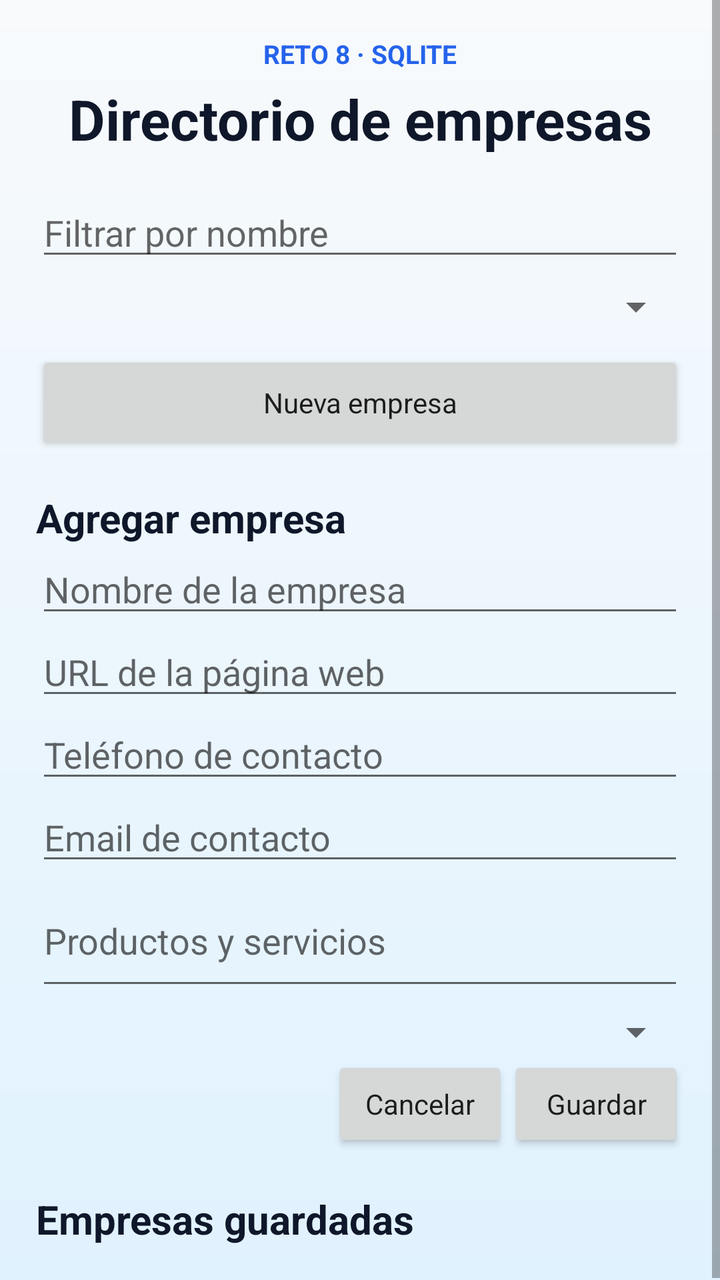
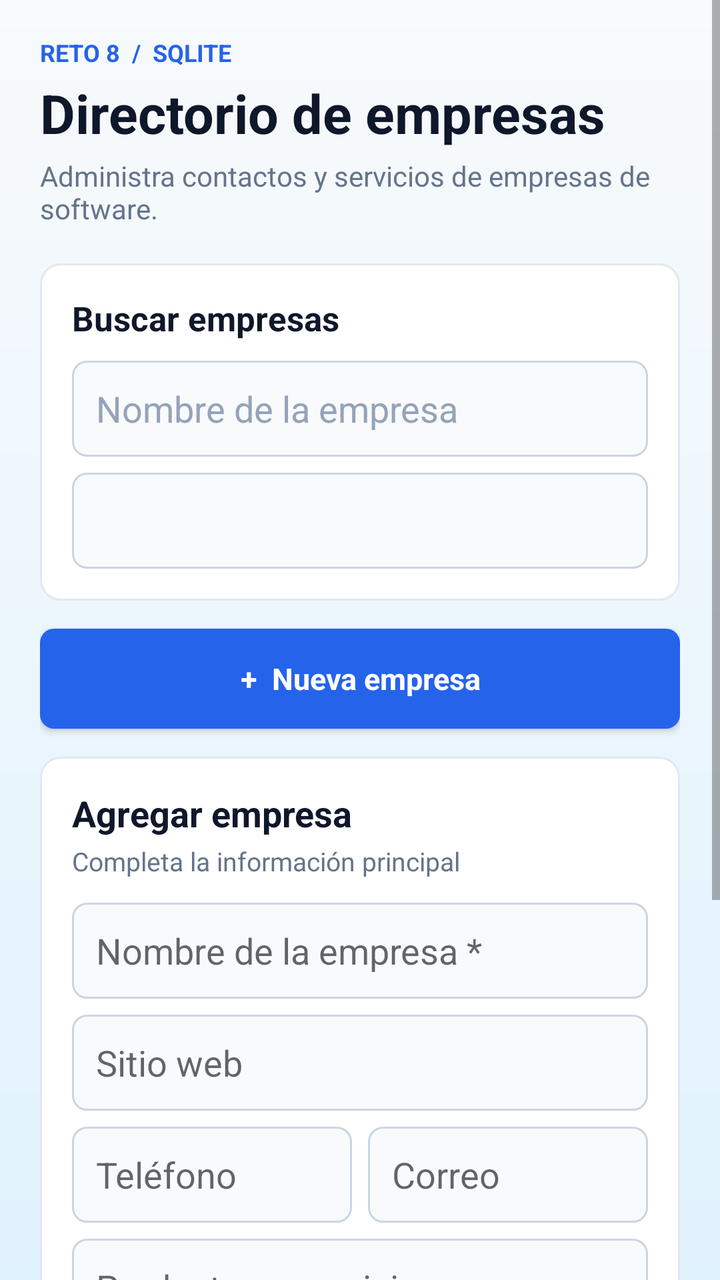

Before-and-after screenshots of an Android layout around one commit, followed by the original layout XML and the change that was made.
<!-- AndroidManifest.xml: application theme AppTheme -->
<!-- res/layout/main.xml -->
<?xml version="1.0" encoding="utf-8"?>
<ScrollView xmlns:android="http://schemas.android.com/apk/res/android"
    android:layout_width="match_parent"
    android:layout_height="match_parent"
    android:background="@drawable/app_background"
    android:fillViewport="true">
    <LinearLayout
        android:layout_width="match_parent"
        android:layout_height="wrap_content"
        android:orientation="vertical"
        android:padding="18dp">
        <TextView android:layout_width="match_parent" android:layout_height="wrap_content" android:gravity="center" android:text="RETO 8 · SQLITE" android:textColor="#2563EB" android:textSize="13sp" android:textStyle="bold" />
        <TextView android:layout_width="match_parent" android:layout_height="wrap_content" android:layout_marginTop="5dp" android:gravity="center" android:text="Directorio de empresas" android:textColor="#0F172A" android:textSize="28sp" android:textStyle="bold" />
        <EditText android:id="@+id/search_name" android:layout_width="match_parent" android:layout_height="wrap_content" android:layout_marginTop="16dp" android:hint="Filtrar por nombre" android:inputType="text" android:singleLine="true" />
        <Spinner android:id="@+id/search_classification" android:layout_width="match_parent" android:layout_height="wrap_content" android:layout_marginTop="6dp" />
        <Button android:id="@+id/new_company_button" android:layout_width="match_parent" android:layout_height="52dp" android:layout_marginTop="10dp" android:text="Nueva empresa" android:textAllCaps="false" />
        <TextView android:id="@+id/form_title" android:layout_width="match_parent" android:layout_height="wrap_content" android:layout_marginTop="18dp" android:text="Agregar empresa" android:textColor="#0F172A" android:textSize="20sp" android:textStyle="bold" />
        <EditText android:id="@+id/company_name" android:layout_width="match_parent" android:layout_height="wrap_content" android:hint="Nombre de la empresa" android:inputType="textCapSentences" />
        <EditText android:id="@+id/company_url" android:layout_width="match_parent" android:layout_height="wrap_content" android:hint="URL de la página web" android:inputType="textUri" />
        <EditText android:id="@+id/company_phone" android:layout_width="match_parent" android:layout_height="wrap_content" android:hint="Teléfono de contacto" android:inputType="phone" />
        <EditText android:id="@+id/company_email" android:layout_width="match_parent" android:layout_height="wrap_content" android:hint="Email de contacto" android:inputType="textEmailAddress" />
        <EditText android:id="@+id/company_products" android:layout_width="match_parent" android:layout_height="wrap_content" android:hint="Productos y servicios" android:inputType="textCapSentences|textMultiLine" android:minLines="2" />
        <Spinner android:id="@+id/company_classification" android:layout_width="match_parent" android:layout_height="wrap_content" android:layout_marginTop="4dp" />
        <LinearLayout android:layout_width="match_parent" android:layout_height="wrap_content" android:orientation="horizontal" android:gravity="end">
            <Button android:id="@+id/cancel_button" android:layout_width="wrap_content" android:layout_height="wrap_content" android:text="Cancelar" android:textAllCaps="false" />
            <Button android:id="@+id/save_button" android:layout_width="wrap_content" android:layout_height="wrap_content" android:text="Guardar" android:textAllCaps="false" />
        </LinearLayout>
        <TextView android:id="@+id/list_title" android:layout_width="match_parent" android:layout_height="wrap_content" android:layout_marginTop="20dp" android:text="Empresas guardadas" android:textColor="#0F172A" android:textSize="20sp" android:textStyle="bold" />
        <LinearLayout android:id="@+id/company_list" android:layout_width="match_parent" android:layout_height="wrap_content" android:orientation="vertical" />
    </LinearLayout>
</ScrollView>
<!-- resources referenced by this layout -->
<resources>
  <!-- drawable app_background (drawable) -->
  <?xml version="1.0" encoding="utf-8"?>
  <shape xmlns:android="http://schemas.android.com/apk/res/android">
      <gradient
          android:angle="270"
          android:startColor="#F8FAFC"
          android:endColor="#E0F2FE" />
  </shape>
  <style name="AppTheme" parent="@android:style/Theme.Material.Light">
          <item name="android:windowActionBar">true</item>
          <item name="android:windowNoTitle">false</item>
          <item name="android:fontFamily">sans-serif</item>
          <item name="android:colorAccent">#2563EB</item>
          <item name="android:windowLightStatusBar">true</item>
          <item name="android:statusBarColor">#F8FAFC</item>
      </style>
</resources>

<!-- the commit's change to res/layout/main.xml (unified diff, before → after) -->
@@ -1,31 +1,36 @@
 <?xml version="1.0" encoding="utf-8"?>
-<ScrollView xmlns:android="http://schemas.android.com/apk/res/android"
-    android:layout_width="match_parent"
-    android:layout_height="match_parent"
-    android:background="@drawable/app_background"
-    android:fillViewport="true">
-    <LinearLayout
-        android:layout_width="match_parent"
-        android:layout_height="wrap_content"
-        android:orientation="vertical"
-        android:padding="18dp">
-        <TextView android:layout_width="match_parent" android:layout_height="wrap_content" android:gravity="center" android:text="RETO 8 · SQLITE" android:textColor="#2563EB" android:textSize="13sp" android:textStyle="bold" />
-        <TextView android:layout_width="match_parent" android:layout_height="wrap_content" android:layout_marginTop="5dp" android:gravity="center" android:text="Directorio de empresas" android:textColor="#0F172A" android:textSize="28sp" android:textStyle="bold" />
-        <EditText android:id="@+id/search_name" android:layout_width="match_parent" android:layout_height="wrap_content" android:layout_marginTop="16dp" android:hint="Filtrar por nombre" android:inputType="text" android:singleLine="true" />
-        <Spinner android:id="@+id/search_classification" android:layout_width="match_parent" android:layout_height="wrap_content" android:layout_marginTop="6dp" />
-        <Button android:id="@+id/new_company_button" android:layout_width="match_parent" android:layout_height="52dp" android:layout_marginTop="10dp" android:text="Nueva empresa" android:textAllCaps="false" />
-        <TextView android:id="@+id/form_title" android:layout_width="match_parent" android:layout_height="wrap_content" android:layout_marginTop="18dp" android:text="Agregar empresa" android:textColor="#0F172A" android:textSize="20sp" android:textStyle="bold" />
-        <EditText android:id="@+id/company_name" android:layout_width="match_parent" android:layout_height="wrap_content" android:hint="Nombre de la empresa" android:inputType="textCapSentences" />
-        <EditText android:id="@+id/company_url" android:layout_width="match_parent" android:layout_height="wrap_content" android:hint="URL de la página web" android:inputType="textUri" />
-        <EditText android:id="@+id/company_phone" android:layout_width="match_parent" android:layout_height="wrap_content" android:hint="Teléfono de contacto" android:inputType="phone" />
-        <EditText android:id="@+id/company_email" android:layout_width="match_parent" android:layout_height="wrap_content" android:hint="Email de contacto" android:inputType="textEmailAddress" />
-        <EditText android:id="@+id/company_products" android:layout_width="match_parent" android:layout_height="wrap_content" android:hint="Productos y servicios" android:inputType="textCapSentences|textMultiLine" android:minLines="2" />
-        <Spinner android:id="@+id/company_classification" android:layout_width="match_parent" android:layout_height="wrap_content" android:layout_marginTop="4dp" />
-        <LinearLayout android:layout_width="match_parent" android:layout_height="wrap_content" android:orientation="horizontal" android:gravity="end">
-            <Button android:id="@+id/cancel_button" android:layout_width="wrap_content" android:layout_height="wrap_content" android:text="Cancelar" android:textAllCaps="false" />
-            <Button android:id="@+id/save_button" android:layout_width="wrap_content" android:layout_height="wrap_content" android:text="Guardar" android:textAllCaps="false" />
+<ScrollView xmlns:android="http://schemas.android.com/apk/res/android" android:layout_width="match_parent" android:layout_height="match_parent" android:background="@drawable/app_background" android:fillViewport="true">
+    <LinearLayout android:layout_width="match_parent" android:layout_height="wrap_content" android:orientation="vertical" android:paddingStart="20dp" android:paddingTop="18dp" android:paddingEnd="20dp" android:paddingBottom="28dp">
+        <TextView android:layout_width="wrap_content" android:layout_height="wrap_content" android:text="RETO 8  /  SQLITE" android:textColor="#2563EB" android:textSize="12sp" android:textStyle="bold" />
+        <TextView android:layout_width="match_parent" android:layout_height="wrap_content" android:layout_marginTop="4dp" android:text="Directorio de empresas" android:textColor="#0F172A" android:textSize="27sp" android:textStyle="bold" />
+        <TextView android:layout_width="match_parent" android:layout_height="wrap_content" android:layout_marginTop="4dp" android:text="Administra contactos y servicios de empresas de software." android:textColor="#64748B" android:textSize="14sp" />
+
+        <LinearLayout android:layout_width="match_parent" android:layout_height="wrap_content" android:layout_marginTop="18dp" android:background="@drawable/section_card" android:orientation="vertical" android:padding="16dp">
+            <TextView android:layout_width="match_parent" android:layout_height="wrap_content" android:text="Buscar empresas" android:textColor="#0F172A" android:textSize="17sp" android:textStyle="bold" />
+            <EditText android:id="@+id/search_name" android:layout_width="match_parent" android:layout_height="48dp" android:layout_marginTop="10dp" android:background="@drawable/field_background" android:hint="Nombre de la empresa" android:inputType="text" android:paddingStart="12dp" android:paddingEnd="12dp" android:singleLine="true" android:textColor="#0F172A" android:textColorHint="#94A3B8" />
+            <Spinner android:id="@+id/search_classification" android:layout_width="match_parent" android:layout_height="48dp" android:layout_marginTop="8dp" android:background="@drawable/field_background" />
         </LinearLayout>
-        <TextView android:id="@+id/list_title" android:layout_width="match_parent" android:layout_height="wrap_content" android:layout_marginTop="20dp" android:text="Empresas guardadas" android:textColor="#0F172A" android:textSize="20sp" android:textStyle="bold" />
-        <LinearLayout android:id="@+id/company_list" android:layout_width="match_parent" android:layout_height="wrap_content" android:orientation="vertical" />
+
+        <Button android:id="@+id/new_company_button" android:layout_width="match_parent" android:layout_height="50dp" android:layout_marginTop="14dp" android:background="@drawable/primary_button" android:text="+  Nueva empresa" android:textAllCaps="false" android:textColor="#FFFFFF" android:textSize="15sp" android:textStyle="bold" />
+
+        <LinearLayout android:layout_width="match_parent" android:layout_height="wrap_content" android:layout_marginTop="14dp" android:background="@drawable/section_card" android:orientation="vertical" android:padding="16dp">
+            <TextView android:id="@+id/form_title" android:layout_width="match_parent" android:layout_height="wrap_content" android:text="Agregar empresa" android:textColor="#0F172A" android:textSize="18sp" android:textStyle="bold" />
+            <TextView android:layout_width="match_parent" android:layout_height="wrap_content" android:layout_marginTop="3dp" android:text="Completa la información principal" android:textColor="#64748B" android:textSize="13sp" />
+            <EditText android:id="@+id/company_name" android:layout_width="match_parent" android:layout_height="48dp" android:layout_marginTop="12dp" android:background="@drawable/field_background" android:hint="Nombre de la empresa *" android:inputType="textCapSentences" android:paddingStart="12dp" android:paddingEnd="12dp" />
+            <EditText android:id="@+id/company_url" android:layout_width="match_parent" android:layout_height="48dp" android:layout_marginTop="8dp" android:background="@drawable/field_background" android:hint="Sitio web" android:inputType="textUri" android:paddingStart="12dp" android:paddingEnd="12dp" />
+            <LinearLayout android:layout_width="match_parent" android:layout_height="wrap_content" android:orientation="horizontal">
+                <EditText android:id="@+id/company_phone" android:layout_width="0dp" android:layout_height="48dp" android:layout_marginTop="8dp" android:layout_marginEnd="4dp" android:layout_weight="1" android:background="@drawable/field_background" android:hint="Teléfono" android:inputType="phone" android:paddingStart="12dp" android:paddingEnd="8dp" />
+                <EditText android:id="@+id/company_email" android:layout_width="0dp" android:layout_height="48dp" android:layout_marginStart="4dp" android:layout_marginTop="8dp" android:layout_weight="1" android:background="@drawable/field_background" android:hint="Correo" android:inputType="textEmailAddress" android:paddingStart="12dp" android:paddingEnd="8dp" />
+            </LinearLayout>
+            <EditText android:id="@+id/company_products" android:layout_width="match_parent" android:layout_height="76dp" android:layout_marginTop="8dp" android:background="@drawable/field_background" android:gravity="top" android:hint="Productos y servicios" android:inputType="textCapSentences|textMultiLine" android:padding="12dp" />
+            <Spinner android:id="@+id/company_classification" android:layout_width="match_parent" android:layout_height="48dp" android:layout_marginTop="8dp" android:background="@drawable/field_background" />
+            <LinearLayout android:layout_width="match_parent" android:layout_height="wrap_content" android:gravity="end" android:orientation="horizontal">
+                <Button android:id="@+id/cancel_button" android:layout_width="wrap_content" android:layout_height="44dp" android:layout_marginTop="12dp" android:background="@drawable/secondary_button" android:text="Cancelar" android:textAllCaps="false" android:textColor="#334155" />
+                <Button android:id="@+id/save_button" android:layout_width="wrap_content" android:layout_height="44dp" android:layout_marginStart="8dp" android:layout_marginTop="12dp" android:background="@drawable/primary_button" android:text="Guardar" android:textAllCaps="false" android:textColor="#FFFFFF" android:textStyle="bold" />
+            </LinearLayout>
+        </LinearLayout>
+
+        <TextView android:id="@+id/list_title" android:layout_width="match_parent" android:layout_height="wrap_content" android:layout_marginTop="22dp" android:text="Empresas guardadas" android:textColor="#0F172A" android:textSize="20sp" android:textStyle="bold" />
+        <LinearLayout android:id="@+id/company_list" android:layout_width="match_parent" android:layout_height="wrap_content" android:layout_marginTop="10dp" android:orientation="vertical" />
     </LinearLayout>
 </ScrollView>
<!-- resource entries referenced after the edit -->
@@ -8,6 +8,18 @@
           android:startColor="#F8FAFC"
           android:endColor="#E0F2FE" />
   </shape>
+  <!-- drawable field_background (drawable) -->
+  <?xml version="1.0" encoding="utf-8"?>
+  <shape xmlns:android="http://schemas.android.com/apk/res/android"><solid android:color="#F8FAFC" /><corners android:radius="7dp" /><stroke android:width="1dp" android:color="#CBD5E1" /></shape>
+  <!-- drawable primary_button (drawable) -->
+  <?xml version="1.0" encoding="utf-8"?>
+  <selector xmlns:android="http://schemas.android.com/apk/res/android"><item android:state_pressed="true"><shape><solid android:color="#1D4ED8" /><corners android:radius="7dp" /></shape></item><item><shape><solid android:color="#2563EB" /><corners android:radius="7dp" /></shape></item></selector>
+  <!-- drawable secondary_button (drawable) -->
+  <?xml version="1.0" encoding="utf-8"?>
+  <shape xmlns:android="http://schemas.android.com/apk/res/android"><solid android:color="#EFF6FF" /><corners android:radius="7dp" /><stroke android:width="1dp" android:color="#BFDBFE" /></shape>
+  <!-- drawable section_card (drawable) -->
+  <?xml version="1.0" encoding="utf-8"?>
+  <shape xmlns:android="http://schemas.android.com/apk/res/android"><solid android:color="#FFFFFF" /><corners android:radius="10dp" /><stroke android:width="1dp" android:color="#E2E8F0" /></shape>
   <style name="AppTheme" parent="@android:style/Theme.Material.Light">
           <item name="android:windowActionBar">true</item>
           <item name="android:windowNoTitle">false</item>
